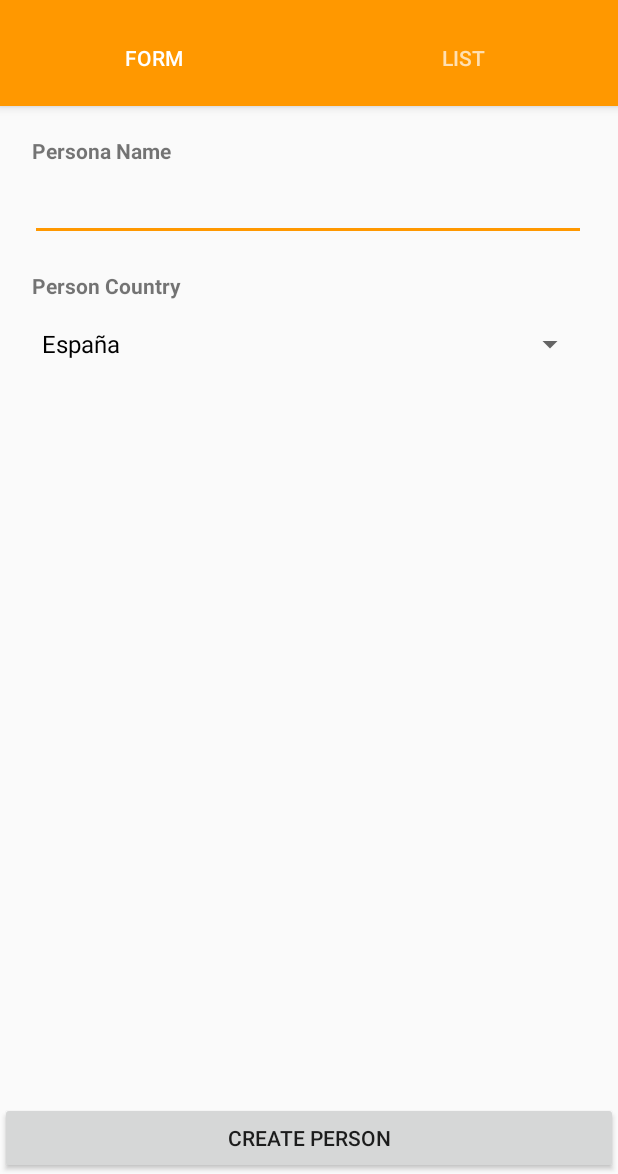
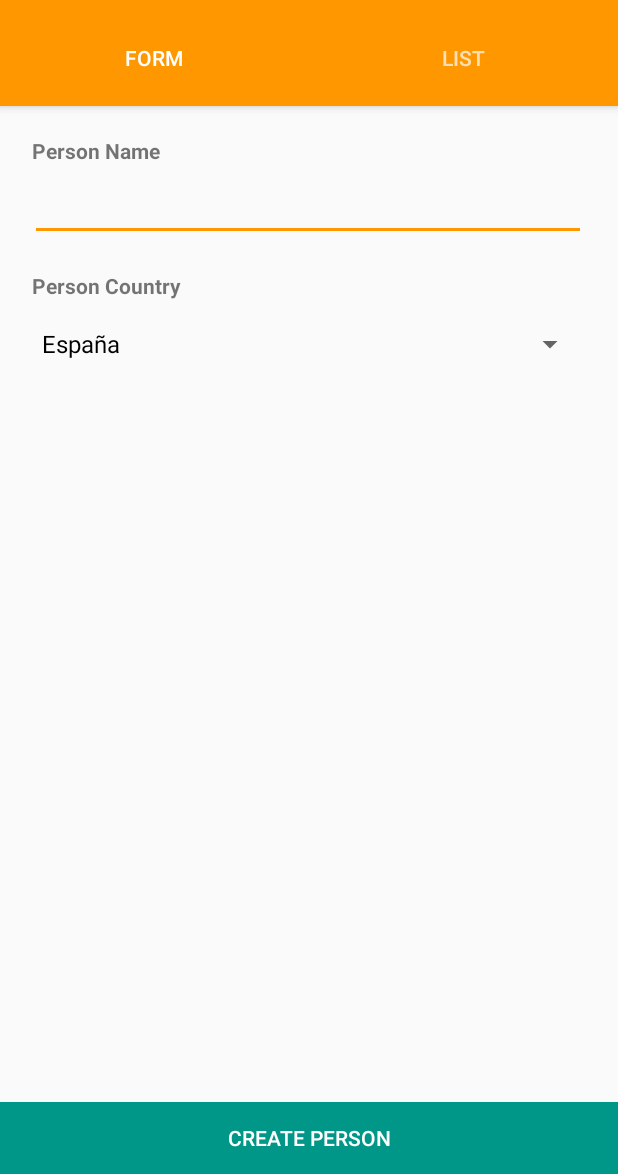
Before and after one commit to AndresTapiero/ViewPager, an Android app: the screen it shows after launch (MainActivity), on a phone screen of 412 x 824 dp, the part 62-1236 px from its top. Run offline under Robolectric (Android 15) with nearby library versions, the phone set to English and light mode, and no system bars.

Commit message:
add string resources

```diff
--- a/app/src/main/res/layout/fragment_form.xml
+++ b/app/src/main/res/layout/fragment_form.xml
@@ -23,7 +23,7 @@
                 android:layout_marginStart="21dp"
                 android:layout_marginTop="20dp"
                 android:layout_marginEnd="21dp"
-                android:text="Persona Name"
+                android:text="@string/person_name"
                 android:textStyle="bold" />
 
             <EditText
@@ -32,8 +32,7 @@
                 android:layout_height="wrap_content"
                 android:layout_marginStart="20dp"
                 android:layout_marginTop="5dp"
-                android:layout_marginEnd="21dp"
-                android:hint=""/>
+                android:layout_marginEnd="21dp" />
             <TextView
                 android:id="@+id/PersonCountry"
                 android:layout_width="347dp"
@@ -41,7 +40,7 @@
                 android:layout_marginStart="21dp"
                 android:layout_marginTop="20dp"
                 android:layout_marginEnd="21dp"
-                android:text="Person Country"
+                android:text="@string/person_country"
 
                 android:textStyle="bold" />
 
@@ -59,9 +58,12 @@
             android:layout_height="wrap_content"
             android:orientation="vertical">
             <Button
+                android:id="@+id/createPerson"
                 android:layout_width="match_parent"
                 android:layout_height="match_parent"
-                android:text="CREATE PERSON" />
+                android:text="@string/create_person"
+                android:background="@color/colorButton"
+                android:textColor="@color/divider"/>
         </LinearLayout>
 
 
```
